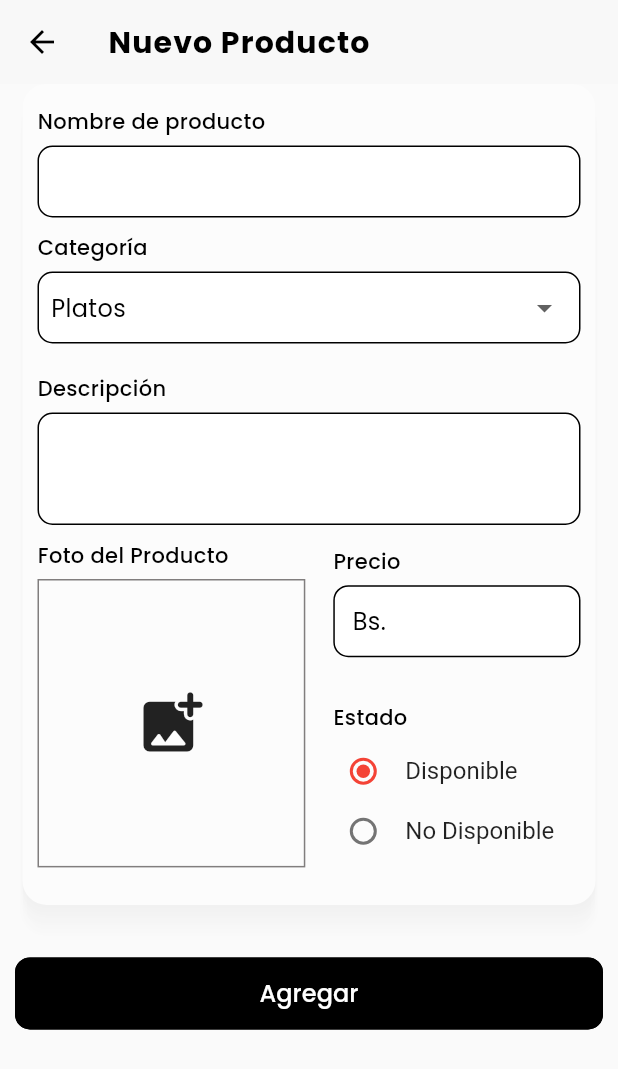
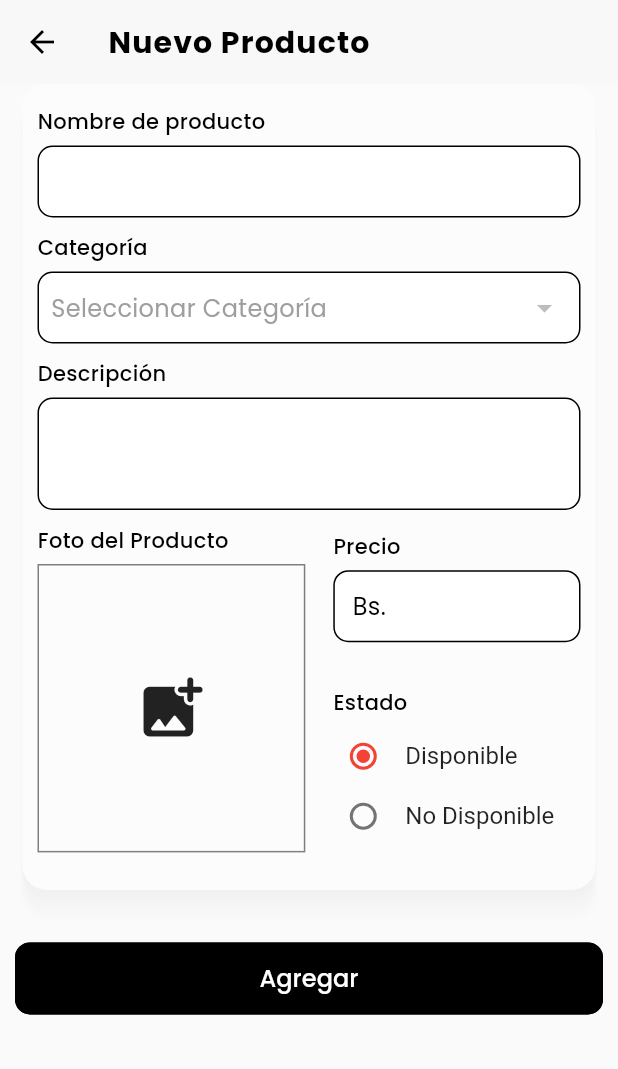
Before and after one commit to 4CROS2/app_restaurant_management, a Flutter app: the NewProductScreen screen opened directly, on a phone screen of 412 x 824 dp. Shown: the top 1069 px of the screen. Run offline on Flutter 3.47's test engine with Material 2 defaults, Android fonts, the phone set to English and light mode, and no system bars; our stand-ins replace cloud_firestore, firebase_auth, firebase_core, firebase_storage, flutter_phoenix, flutter_spinbox and 3 more; accounts and stored records are empty; project files that could hold a hidden picture were left out.

Commit message:
Listar categorias en agregar producto - Modificaciones en new product screen

```diff
--- a/lib/menu/screens/new_product_screen.dart
+++ b/lib/menu/screens/new_product_screen.dart
@@ -3,6 +3,7 @@ import 'dart:io';
 import 'package:app_restaurant_management/home/widgets/orders/modal_confirm.dart';
 import 'package:app_restaurant_management/menu/bloc/menu_provider.dart';
 import 'package:app_restaurant_management/settings/bloc/setting_provider.dart';
+import 'package:app_restaurant_management/settings/models/category_model.dart';
 import 'package:app_restaurant_management/widgets/button_confirm.dart';
 import 'package:app_restaurant_management/widgets/modal_order.dart';
 import 'package:flutter/material.dart';
@@ -18,11 +19,48 @@ class NewProductScreen extends StatefulWidget {
 }
 
 class _NewProductScreenState extends State<NewProductScreen> {
+  String nameCategory = '';
+  categories(
+      List<CategoryModel> lista, String? selected, SettingsProvider provider) {
+    var listCategories = <DropdownMenuItem<String>>[];
+    listCategories = List<DropdownMenuItem<String>>.generate(
+        lista.length,
+        (index) => DropdownMenuItem<String>(
+              value: lista[index].name,
+              child: Text(lista[index].name),
+            ));
+    return DropdownButtonFormField<String>(
+      decoration: const InputDecoration(
+        border: OutlineInputBorder(),
+      ),
+      style: textStyleItem,
+      hint: const Text(
+        "Seleccionar Categoría",
+        style: TextStyle(color: Colors.grey),
+      ),
+      value: selected!.isNotEmpty ? selected : null,
+      validator: (String? value) {
+        if (value == null) {
+          return "Seleccione una categoria";
+        }
+        return null;
+      },
+      onChanged: (value) {
+        selected = value;
+        setState(() {
+          nameCategory = value!;
+        });
+      },
+      items: listCategories,
+    );
+  }
+
   @override
   void initState() {
     WidgetsBinding.instance.addPostFrameCallback((timeStamp) {
       final provider = Provider.of<SettingsProvider>(context, listen: false);
       provider.getAllCategories();
+      // }
     });
     super.initState();
   }
@@ -163,6 +201,7 @@ class _NewProductScreenState extends State<NewProductScreen> {
   @override
   Widget build(BuildContext context) {
     final provider = Provider.of<MenuProvider>(context);
+    final category = Provider.of<SettingsProvider>(context);
     return Scaffold(
       appBar: AppBar(
         foregroundColor: fontBlack,
@@ -194,29 +233,31 @@ class _NewProductScreenState extends State<NewProductScreen> {
                 titleCardForm('Nombre de producto'),
                 TextFormField(controller: nameProduct),
                 titleCardForm('Categoría'),
-                Container(
-                  margin: const EdgeInsets.only(bottom: 10),
-                  child: DropdownButtonFormField(
-                    decoration: const InputDecoration(
-                      border: OutlineInputBorder(),
-                    ),
-                    value: dropdownValue,
-                    icon: const Icon(Icons.arrow_drop_down),
-                    style: textStyleItem,
-                    onChanged: (String? newValue) {
-                      setState(() {
-                        dropdownValue = newValue!;
-                      });
-                    },
-                    items: <String>['Platos', 'Bebidas']
-                        .map<DropdownMenuItem<String>>((String value) {
-                      return DropdownMenuItem<String>(
-                        value: value,
-                        child: Text(value),
-                      );
-                    }).toList(),
-                  ),
-                ),
+                categories(category.listCategory, nameCategory, category),
+                // Container(
+                //   margin: const EdgeInsets.only(bottom: 10),
+                //   child:
+                // DropdownButtonFormField(
+                //   decoration: const InputDecoration(
+                //     border: OutlineInputBorder(),
+                //   ),
+                //   value: dropdownValue,
+                //   icon: const Icon(Icons.arrow_drop_down),
+                //   hint: const Text("Seleccione una categoría"),
+                //   style: textStyleItem,
+                //   onChanged: (String? newValue) {
+                //     setState(() {
+                //       dropdownValue = newValue!;
+                //     });
+                //   },
+                //   items: _listCategories.data.name.map((String value) {
+                //     return DropdownMenuItem(
+                //       value: value,
+                //       child: Text(value),
+                //     );
+                //   }).toList(),
+                // ),
+                // ),
                 titleCardForm('Descripción'),
                 TextFormField(maxLines: 3, controller: description),
                 Row(
@@ -261,7 +302,7 @@ class _NewProductScreenState extends State<NewProductScreen> {
                 await provider.addProduct(
                     nameProduct.text,
                     (_character == SingingCharacter.disponible),
-                    'Platos',
+                    nameCategory,
                     description.text,
                     double.parse(price.text),
                     '');
```
